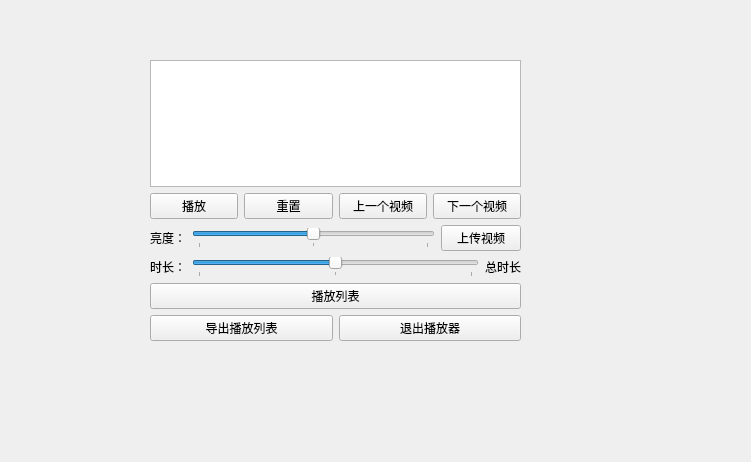
The window that video2/mywidget.ui (ruoyukong/QTspbfq) describes before a commit, drawn with Qt 5.
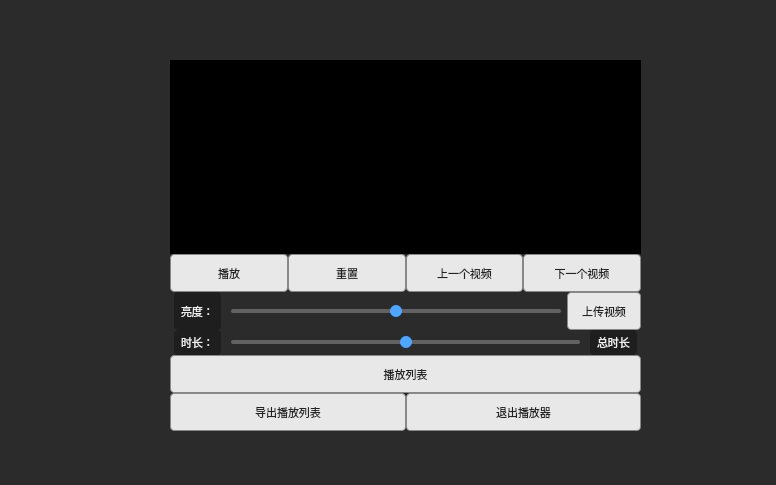
The same window after the commit.

Commit message: 增加样式表,优化页面按钮

Patch:
```diff
--- a/video2/mywidget.ui
+++ b/video2/mywidget.ui
@@ -6,12 +6,141 @@
    <rect>
     <x>0</x>
     <y>0</y>
-    <width>751</width>
-    <height>462</height>
+    <width>776</width>
+    <height>485</height>
    </rect>
   </property>
+  <property name="sizePolicy">
+   <sizepolicy hsizetype="Expanding" vsizetype="Expanding">
+    <horstretch>0</horstretch>
+    <verstretch>0</verstretch>
+   </sizepolicy>
+  </property>
   <property name="windowTitle">
-   <string>Form</string>
+   <string>士麦那播放器</string>
+  </property>
+  <property name="styleSheet">
+   <string notr="true">/* ------------- 核心：保证视频区域最大化，无任何挤压 ------------- */
+QWidget#MyWidget {
+    margin: 0px;
+    padding: 0px;
+    border: none;
+    background-color: #2b2b2b; /* 深灰背景，与视频黑背景过渡自然 */
+}
+
+QTableWidget#tableWidget {
+    margin: 0px;
+    padding: 0px;
+    border: none;
+    background-color: black;
+    z-index: 1;
+}
+
+/* ------------- 按钮：弹性平分整排宽度，自动适配1/2/4个按钮，大小一致 ------------- */
+QPushButton {
+    /* 关键1：取消固定宽高，改用弹性尺寸，支持平分 */
+    min-height: 30px;
+    max-height: 35px;
+    /* 关键2：设置拉伸权重，让同排按钮自动平分父容器宽度 */
+    qproperty-sizePolicy: Expanding;
+    /* 内边距适中，文字不贴边，排版舒展 */
+    padding: 3px 6px;
+    /* 边框：细而清晰，保留辨识度，贴合原有风格 */
+    border: 1px solid #888888;
+    border-radius: 4px; /* 轻微圆角，不生硬 */
+    /* 背景：纯色清爽，不突兀 */
+    background-color: #e8e8e8;
+    /* 文字：统一大小，居中对齐，保证排版整齐 */
+    font-size: 11px;
+    color: #222222;
+    font-smoothing: antialiased;
+    text-align: center;
+    vertical-align: middle;
+    /* 关键3：限制最小宽度，避免按钮过窄变形 */
+    min-width: 60px;
+}
+
+/* 按钮悬浮：柔和反馈，仅启用状态生效 */
+QPushButton:hover:enabled {
+    border: 1px solid #4da6ff;
+    background-color: #f5f5f5;
+    color: #007acc;
+}
+
+/* 按钮按下：轻微下沉，仅启用状态生效 */
+QPushButton:pressed:enabled {
+    border: 1px solid #3a8bd8;
+    background-color: #dcdcdc;
+    padding: 4px 5px 2px 7px; /* 轻微偏移，模拟下沉，不改变整体大小 */
+}
+
+/* ------------- 禁用按钮：美观度优化，保留弹性尺寸 ------------- */
+QPushButton:disabled {
+    /* 保留弹性尺寸，跟随同排按钮平分宽度 */
+    min-height: 30px;
+    max-height: 35px;
+    min-width: 60px;
+    qproperty-sizePolicy: Expanding;
+    /* 边框：浅灰弱化，不刺眼 */
+    border: 1px solid #cccccc;
+    /* 背景：浅灰半透，与启用状态区分明显 */
+    background-color: rgba(230, 230, 230, 0.7);
+    /* 文字：浅灰淡化，清晰不杂乱 */
+    color: black;
+    /* 保留圆角和内边距，风格统一 */
+    border-radius: 4px;
+    padding: 3px 6px;
+}
+
+/* ------------- 滑块：简洁不占地，与按钮风格统一 ------------- */
+QSlider {
+    width: 100%;
+    min-height: 25px;
+    max-height: 30px;
+    margin: 0px 4px;
+    border: none;
+}
+
+QSlider::groove:horizontal {
+    height: 4px;
+    background-color: rgba(153, 153, 153, 0.5);
+    border-radius: 2px;
+    margin: 0px 2px;
+}
+
+QSlider::handle:horizontal {
+    width: 12px;
+    height: 12px;
+    background-color: #4da6ff;
+    border-radius: 6px;
+    margin: -4px 0px;
+}
+
+/* ------------- 标签：简洁不抢眼，不挤压视频 ------------- */
+QLabel {
+    margin: 0px 4px;
+    padding: 2px 4px;
+    border: none;
+    font-size: 11px;
+    color: #f0f0f0;
+    background-color: rgba(0, 0, 0, 0.3);
+    border-radius: 4px;
+}
+
+/* ------------- 布局：关键！保证按钮可平分宽度，不挤压视频 ------------- */
+/* 按钮所在的水平布局（核心：无内边距，让按钮占满整排） */
+QHBoxLayout {
+    margin: 0px;
+    padding: 0px;
+    spacing: 6px; /* 按钮之间轻微间距，不拥挤 */
+}
+
+/* 垂直布局：保证视频最大化，控件排版整齐 */
+QVBoxLayout {
+    margin: 0px;
+    padding: 0px;
+    spacing: 6px;
+}</string>
   </property>
   <widget class="QWidget" name="widget" native="true">
    <property name="geometry">
@@ -26,13 +155,16 @@
   <widget class="QWidget" name="layoutWidget">
    <property name="geometry">
     <rect>
-     <x>150</x>
+     <x>170</x>
      <y>60</y>
-     <width>371</width>
-     <height>281</height>
+     <width>471</width>
+     <height>371</height>
     </rect>
    </property>
    <layout class="QVBoxLayout" name="verticalLayout_2">
+    <property name="spacing">
+     <number>0</number>
+    </property>
     <item>
      <widget class="QTableWidget" name="tableWidget"/>
     </item>
@@ -86,7 +218,7 @@
             <property name="maximumSize">
              <size>
               <width>16777215</width>
-              <height>16777215</height>
+              <height>30</height>
              </size>
             </property>
             <property name="minimum">
@@ -131,7 +263,7 @@
           <property name="maximumSize">
            <size>
             <width>16777215</width>
-            <height>16777215</height>
+            <height>30</height>
            </size>
           </property>
           <property name="minimum">
```
